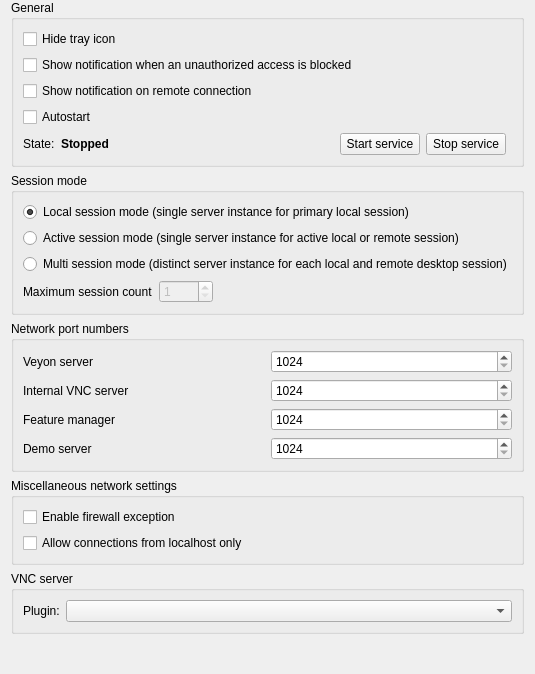
First picture: the form in configurator/src/ServiceConfigurationPage.ui, repository veyon/veyon, before the edit.
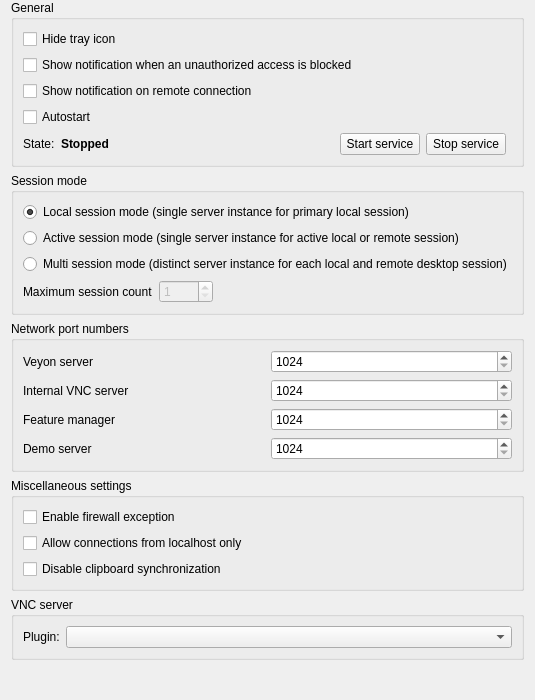
Second picture: the form after the edit. Icons and pictures are not drawn.

Commit message: Core: VeyonConfiguration: add ClipboardSynchronizationDisabled option

The edit to the form file:
```diff
--- a/configurator/src/ServiceConfigurationPage.ui
+++ b/configurator/src/ServiceConfigurationPage.ui
@@ -275,7 +275,7 @@
    <item>
     <widget class="QGroupBox" name="miscNetworkSettingsGroupBox">
      <property name="title">
-      <string>Miscellaneous network settings</string>
+      <string>Miscellaneous settings</string>
      </property>
      <layout class="QVBoxLayout" name="verticalLayout_3">
       <item>
@@ -292,6 +292,13 @@
         </property>
        </widget>
       </item>
+      <item>
+       <widget class="QCheckBox" name="clipboardSynchronizationDisabled">
+        <property name="text">
+         <string>Disable clipboard synchronization</string>
+        </property>
+       </widget>
+      </item>
      </layout>
     </widget>
    </item>
```
Left out of the diff: 4 changed lines with no effect on the pictures. The commit also changes 2 other files.
